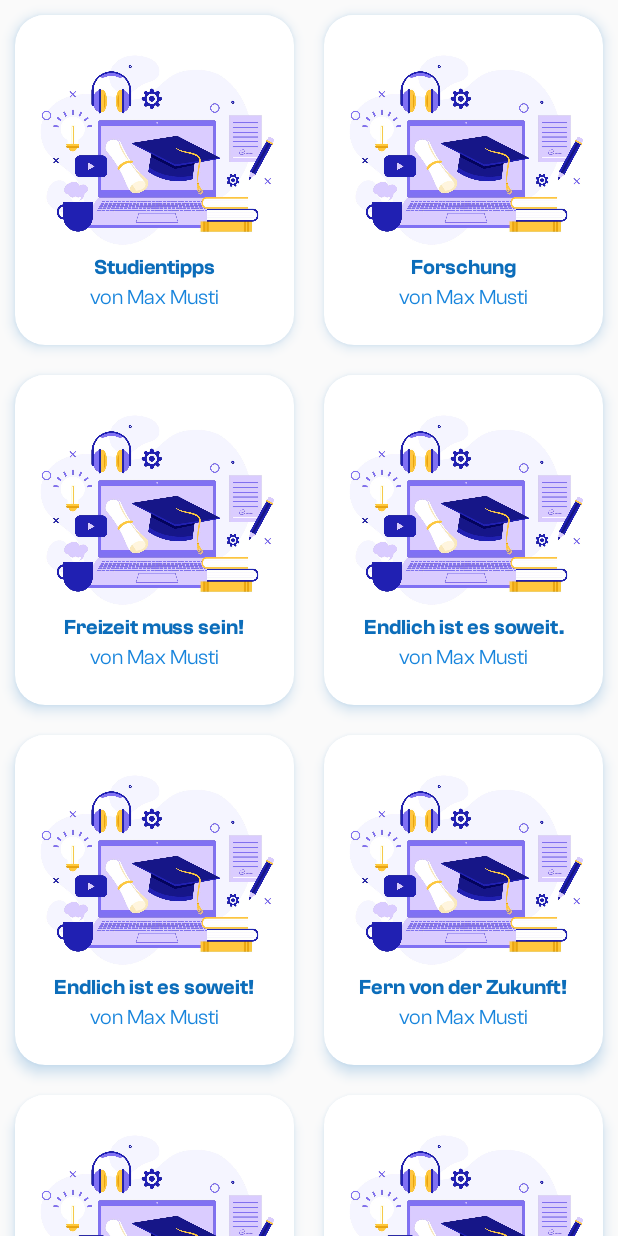
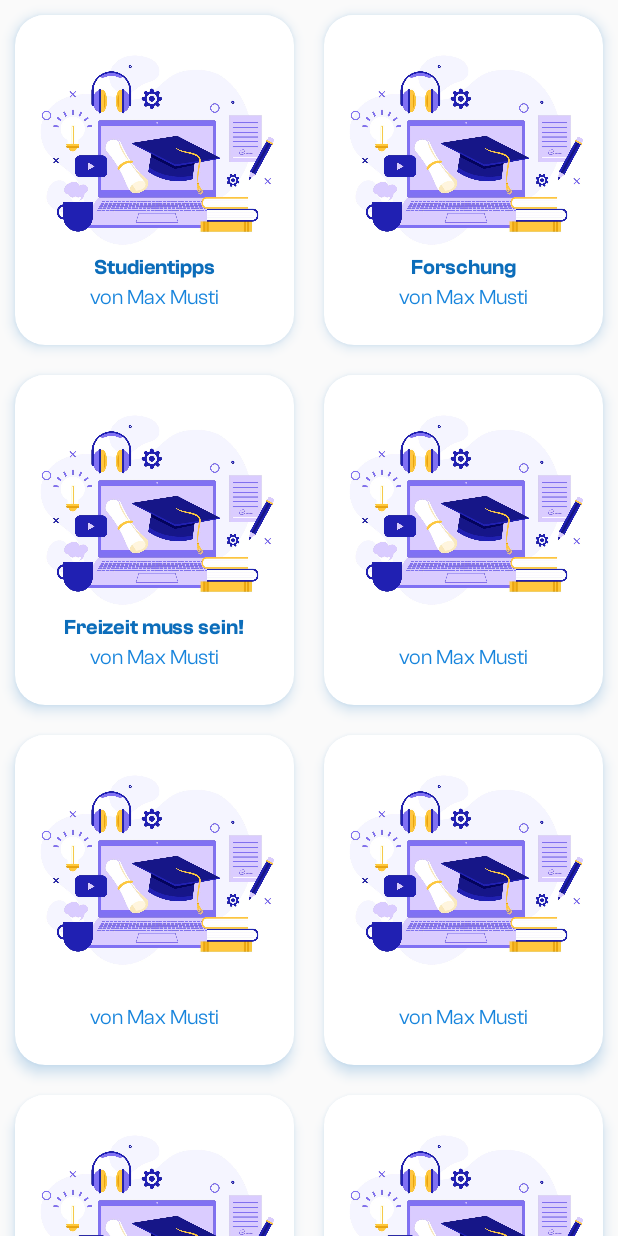
Before and after one commit to TechXKobi/HHU_CLUB, an Android app: the fragment ArticleFragment placed in its activity, in the side drawer, after a tap on "Beiträge", on a phone screen of 412 x 824 dp. Run offline under Robolectric (Android 15) with nearby library versions, the phone set to English and light mode, and no system bars.

Commit message:
Fix bugs.
There is no possibility to go back to launcher activity by swiping to the right. Moreover, we fixed the bug that the app crashes when clicking on the bottom articles on the article page.

```diff
--- a/app/src/main/AndroidManifest.xml
+++ b/app/src/main/AndroidManifest.xml
@@ -14,7 +14,8 @@
         tools:targetApi="31">
         <activity
             android:name=".ui.LaunchActivity"
-            android:exported="true">
+            android:exported="true"
+            android:noHistory="true">
             <intent-filter>
                 <action android:name="android.intent.action.MAIN" />
 
--- a/app/src/main/java/de/hhu/hhu_go/ui/ArticleCaptionedImagesAdapter.java
+++ b/app/src/main/java/de/hhu/hhu_go/ui/ArticleCaptionedImagesAdapter.java
@@ -4,6 +4,7 @@ import android.graphics.drawable.Drawable;
 import android.view.LayoutInflater;
 import android.view.View;
 import android.view.ViewGroup;
+import android.widget.FrameLayout;
 import android.widget.ImageView;
 import android.widget.TextView;
 
@@ -74,6 +75,8 @@ class ArticleCaptionedImagesAdapter
         title.setText(a.getTitle());
         subhead.setText("von Max Musti");
 
+        if(a.getTitle().length() > 20) title.setPaddingRelative(0,0,0,100);
+
         cardView.setOnClickListener(new View.OnClickListener(){
             @Override
             public void onClick(View v){
--- a/app/src/main/java/de/hhu/hhu_go/ui/ArticleFragment.java
+++ b/app/src/main/java/de/hhu/hhu_go/ui/ArticleFragment.java
@@ -42,7 +42,7 @@ public class ArticleFragment extends Fragment {
         adapter.setListener(new ArticleCaptionedImagesAdapter.Listener() {
             @Override
             public void onClick(int position) {
-                Article a = DummyData.articles[position];
+                Article a = DummyData.articles2[position];
                 articles[position].addImage(R.drawable.bible_study);
                 ArticleDetailsFragment frag = new ArticleDetailsFragment(a);
                 ((MainActivity) getActivity()).replaceFragment(position, frag);
--- a/app/src/main/java/de/hhu/hhu_go/ui/CaptionedImagesAdaper.java
+++ b/app/src/main/java/de/hhu/hhu_go/ui/CaptionedImagesAdapter.java
@@ -10,8 +10,6 @@ import android.widget.TextView;
 import androidx.cardview.widget.CardView;
 import androidx.core.content.ContextCompat;
 import androidx.recyclerview.widget.RecyclerView;
-
-import java.net.URL;
 
 import de.hhu.hhu_go.R;
 import de.hhu.hhu_go.domain.Article;
```
